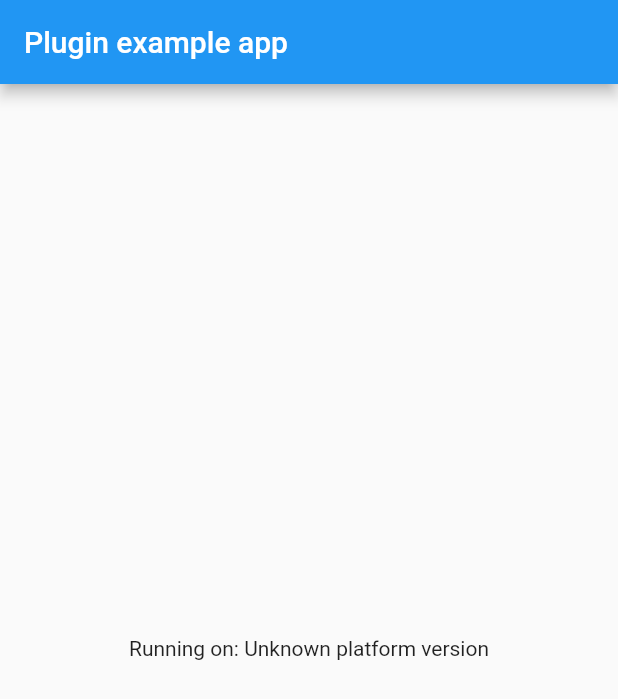
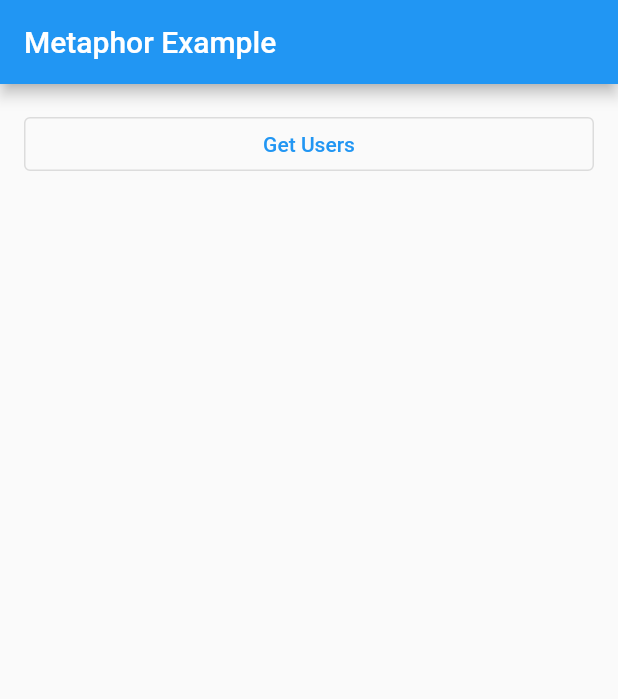
Before and after one commit to rizentium/metaphor, a Flutter app: the screen it shows after launch, on a phone screen of 412 x 824 dp. Shown: the top 699 px of the screen. Run offline on Flutter 3.47's test engine with Material 2 defaults, Android fonts, the phone set to English and light mode, and no system bars; our stand-ins replace dio, plugin_platform_interface.

```diff
--- a/example/lib/main.dart
+++ b/example/lib/main.dart
@@ -1,7 +1,8 @@
+import 'dart:convert';
+
+import 'package:dio/dio.dart';
 import 'package:flutter/material.dart';
-import 'dart:async';
 
-import 'package:flutter/services.dart';
 import 'package:metaphor/metaphor.dart';
 
 void main() {
@@ -16,48 +17,69 @@ class MyApp extends StatefulWidget {
 }
 
 class _MyAppState extends State<MyApp> {
-  String _platformVersion = 'Unknown';
-  final _metaphorPlugin = Metaphor();
+  final _dio = Dio();
+  final _metaphorPlugin = Metaphor.initialize(
+    options: MetaphorOptions(
+      resolvers: [
+        MetaphorResolver(
+          requestOptions: MetaphorRequestOptions(
+            method: "GET",
+            path: "/v1/users",
+          ),
+          data: {"is_mocked": true},
+        ),
+      ],
+    ),
+  );
 
   @override
   void initState() {
+    _dio.interceptors.add(_metaphorPlugin.dioInterceptor());
     super.initState();
-    initPlatformState();
-  }
-
-  // Platform messages are asynchronous, so we initialize in an async method.
-  Future<void> initPlatformState() async {
-    String platformVersion;
-    // Platform messages may fail, so we use a try/catch PlatformException.
-    // We also handle the message potentially returning null.
-    try {
-      platformVersion =
-          await _metaphorPlugin.getPlatformVersion() ?? 'Unknown platform version';
-    } on PlatformException {
-      platformVersion = 'Failed to get platform version.';
-    }
-
-    // If the widget was removed from the tree while the asynchronous platform
-    // message was in flight, we want to discard the reply rather than calling
-    // setState to update our non-existent appearance.
-    if (!mounted) return;
-
-    setState(() {
-      _platformVersion = platformVersion;
-    });
   }
 
   @override
   Widget build(BuildContext context) {
     return MaterialApp(
-      home: Scaffold(
-        appBar: AppBar(
-          title: const Text('Plugin example app'),
-        ),
-        body: Center(
-          child: Text('Running on: $_platformVersion\n'),
-        ),
+      home: Dashboard(dio: _dio),
+    );
+  }
+}
+
+class Dashboard extends StatelessWidget {
+  final Dio _dio;
+  const Dashboard({super.key, required Dio dio}) : _dio = dio;
+
+  @override
+  Widget build(BuildContext context) {
+    return Scaffold(
+      appBar: AppBar(
+        title: const Text('Metaphor Example'),
+      ),
+      body: ListView(
+        padding: const EdgeInsets.all(16),
+        children: [
+          OutlinedButton(
+            onPressed: () => _getUsers().then(
+              (value) => _showSnackBar(context, json.encode(value)),
+            ),
+            child: const Text('Get Users'),
+          ),
+        ],
       ),
     );
   }
+
+  Future<dynamic> _getUsers() async {
+    const url = 'https://603fdc88f3abf00017785396.mockapi.io';
+    final response = await _dio.get('$url/v1/users');
+
+    return response.data;
+  }
+
+  _showSnackBar(BuildContext context, String message) {
+    ScaffoldMessenger.of(context).showSnackBar(SnackBar(
+      content: Text("Result: $message"),
+    ));
+  }
 }
--- a/example/pubspec.yaml
+++ b/example/pubspec.yaml
@@ -28,6 +28,7 @@ dependencies:
   # The following adds the Cupertino Icons font to your application.
   # Use with the CupertinoIcons class for iOS style icons.
   cupertino_icons: ^1.0.2
+  dio: ^5.0.0
 
 dev_dependencies:
   flutter_test:
--- a/lib/metaphor.dart
+++ b/lib/metaphor.dart
@@ -1 +1,5 @@
+library metaphor;
+
 export 'src/metaphor.dart';
+export 'src/model/options.dart';
+export 'src/model/resolver.dart';
--- /dev/null
+++ b/lib/src/interceptor/dio_interceptor.dart
@@ -0,0 +1,41 @@
+import 'package:collection/collection.dart';
+import 'package:dio/dio.dart';
+
+import '../model/resolver.dart';
+
+class MetaphoreDioInterceptor extends Interceptor {
+  final bool _isEnabled;
+  final List<MetaphorResolver> _resolvers;
+  MetaphoreDioInterceptor({
+    bool isEnabled = true,
+    List<MetaphorResolver> resolvers = const [],
+  })  : _isEnabled = isEnabled,
+        _resolvers = resolvers;
+
+  @override
+  void onRequest(RequestOptions options, RequestInterceptorHandler handler) {
+    final item = _getItemOrNull(options);
+    if (_isEnabled && item != null) {
+      return handler.resolve(item);
+    }
+    super.onRequest(options, handler);
+  }
+
+  MetaphorResolver? _getItemOrNull(RequestOptions options) {
+    final item = _resolvers.firstWhereOrNull((e) {
+      final comparisson = [
+        e.requestOptions.uri.path == options.uri.path,
+        e.requestOptions.method == options.method,
+      ];
+
+      final matched = comparisson.firstWhereOrNull((e) => e == false) == null;
+
+      if (matched) {
+        return true;
+      }
+      return false;
+    });
+
+    return item;
+  }
+}
--- a/lib/src/metaphor.dart
+++ b/lib/src/metaphor.dart
@@ -1,7 +1,27 @@
+import '../metaphor.dart';
+import 'interceptor/dio_interceptor.dart';
+import 'method_channel/metaphor_method_channel.dart';
 import 'platform_interface/metaphor_platform_interface.dart';
 
 class Metaphor {
-  Future<String?> getPlatformVersion() {
-    return MetaphorPlatform.instance.getPlatformVersion();
+  Metaphor._();
+
+  static Metaphor initialize({
+    MetaphorOptions? options,
+    List<MetaphorResolver>? resolvers,
+  }) {
+    delegatePackingProperty = MethodChannelMetaphor(
+      options: options ?? MetaphorOptions(),
+      resolvers: resolvers ?? [],
+    );
+    return Metaphor._();
   }
+
+  static MetaphorPlatform? delegatePackingProperty;
+
+  static MetaphorPlatform get _delegate {
+    return delegatePackingProperty ??= MetaphorPlatform.instance;
+  }
+
+  MetaphoreDioInterceptor dioInterceptor() => _delegate.dioInterceptor();
 }
--- a/lib/src/method_channel/metaphor_method_channel.dart
+++ b/lib/src/method_channel/metaphor_method_channel.dart
@@ -1,6 +1,8 @@
 import 'package:flutter/foundation.dart';
 import 'package:flutter/services.dart';
+import 'package:metaphor/src/interceptor/dio_interceptor.dart';
 
+import '../../metaphor.dart';
 import '../platform_interface/metaphor_platform_interface.dart';
 
 /// An implementation of [MetaphorPlatform] that uses method channels.
@@ -9,10 +11,24 @@ class MethodChannelMetaphor extends MetaphorPlatform {
   @visibleForTesting
   final methodChannel = const MethodChannel('metaphor');
 
+  static MethodChannelMetaphor get instance {
+    return MethodChannelMetaphor._();
+  }
+
+  MethodChannelMetaphor._() : super(options: null);
+
+  MethodChannelMetaphor({
+    required MetaphorOptions options,
+    required List<MetaphorResolver> resolvers,
+  }) : super(options: options, resolvers: resolvers);
+
   @override
-  Future<String?> getPlatformVersion() async {
-    final version =
-        await methodChannel.invokeMethod<String>('getPlatformVersion');
-    return version;
+  MetaphoreDioInterceptor dioInterceptor() {
+    bool? isEnabled = options?.isEnabled;
+    List<MetaphorResolver>? resolvers = options?.resolvers;
+    return MetaphoreDioInterceptor(
+      isEnabled: isEnabled ??= true,
+      resolvers: resolvers ??= [],
+    );
   }
 }
--- /dev/null
+++ b/lib/src/model/options.dart
@@ -0,0 +1,8 @@
+import 'package:metaphor/src/model/resolver.dart';
+
+class MetaphorOptions {
+  final bool isEnabled;
+  final List<MetaphorResolver> resolvers;
+
+  MetaphorOptions({this.isEnabled = true, this.resolvers = const []});
+}
--- /dev/null
+++ b/lib/src/model/resolver.dart
@@ -0,0 +1,33 @@
+import 'package:dio/dio.dart';
+
+class MetaphorRequestOptions extends RequestOptions {
+  MetaphorRequestOptions({
+    String path = '',
+    String? method,
+  }) : super(
+          path: path,
+          method: method,
+        ) {}
+}
+
+class MetaphorResolver extends Response {
+  MetaphorResolver({
+    dynamic data,
+    Map<String, dynamic> extra = const {},
+    Headers? headers,
+    bool isRedirect = false,
+    List<RedirectRecord> redirects = const [],
+    required MetaphorRequestOptions requestOptions,
+    int? statusCode,
+    String? statusMessage,
+  }) : super(
+          data: data,
+          extra: extra,
+          headers: headers,
+          isRedirect: isRedirect,
+          redirects: redirects,
+          requestOptions: requestOptions,
+          statusCode: statusCode,
+          statusMessage: statusMessage,
+        );
+}
--- a/lib/src/platform_interface/metaphor_platform_interface.dart
+++ b/lib/src/platform_interface/metaphor_platform_interface.dart
@@ -1,14 +1,20 @@
+import 'package:metaphor/metaphor.dart';
+import 'package:metaphor/src/interceptor/dio_interceptor.dart';
 import 'package:plugin_platform_interface/plugin_platform_interface.dart';
 
 import '../method_channel/metaphor_method_channel.dart';
 
 abstract class MetaphorPlatform extends PlatformInterface {
+  final MetaphorOptions? options;
+
+  final List<MetaphorResolver>? resolvers;
+
   /// Constructs a MetaphorPlatform.
-  MetaphorPlatform() : super(token: _token);
+  MetaphorPlatform({this.options, this.resolvers}) : super(token: _token);
 
   static final Object _token = Object();
 
-  static MetaphorPlatform _instance = MethodChannelMetaphor();
+  static MetaphorPlatform _instance = MethodChannelMetaphor.instance;
 
   /// The default instance of [MetaphorPlatform] to use.
   ///
@@ -23,7 +29,7 @@ abstract class MetaphorPlatform extends PlatformInterface {
     _instance = instance;
   }
 
-  Future<String?> getPlatformVersion() {
-    throw UnimplementedError('platformVersion() has not been implemented.');
+  MetaphoreDioInterceptor dioInterceptor() {
+    throw UnimplementedError('dioInterceptor() has not been implemented.');
   }
 }
--- a/pubspec.yaml
+++ b/pubspec.yaml
@@ -10,6 +10,8 @@ environment:
 dependencies:
   flutter:
     sdk: flutter
+  collection: ^1.17.0
+  dio: ^5.0.0
   plugin_platform_interface: ^2.0.2
 
 dev_dependencies:
```
Also changed, not shown: example/pubspec.lock, 3 other files.
